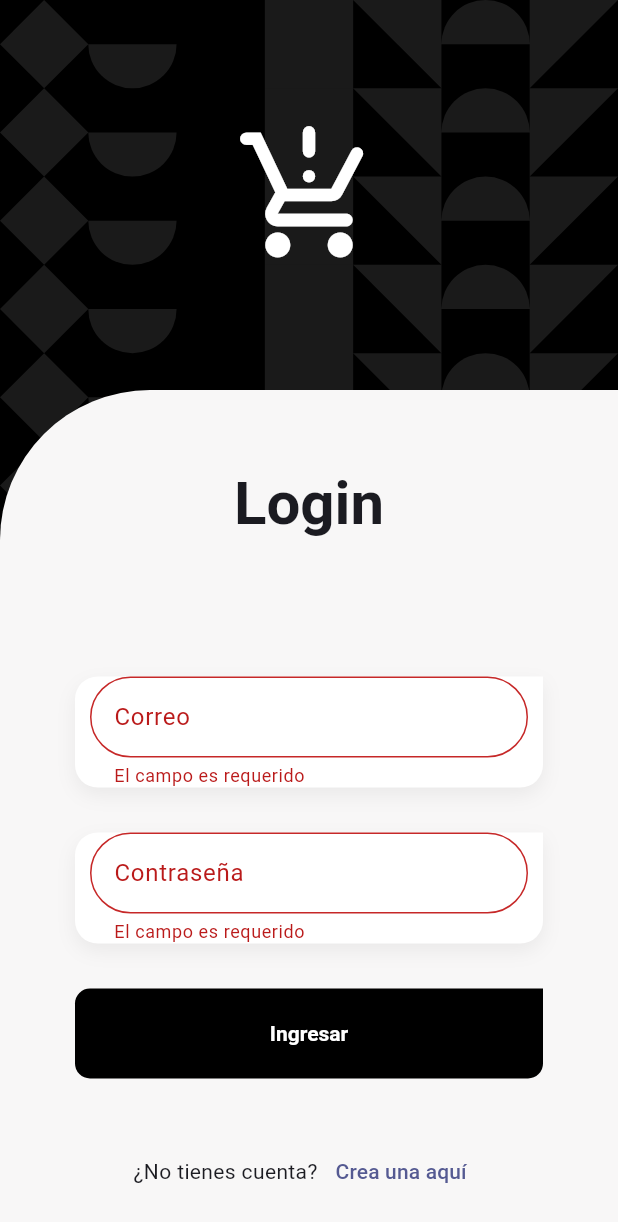
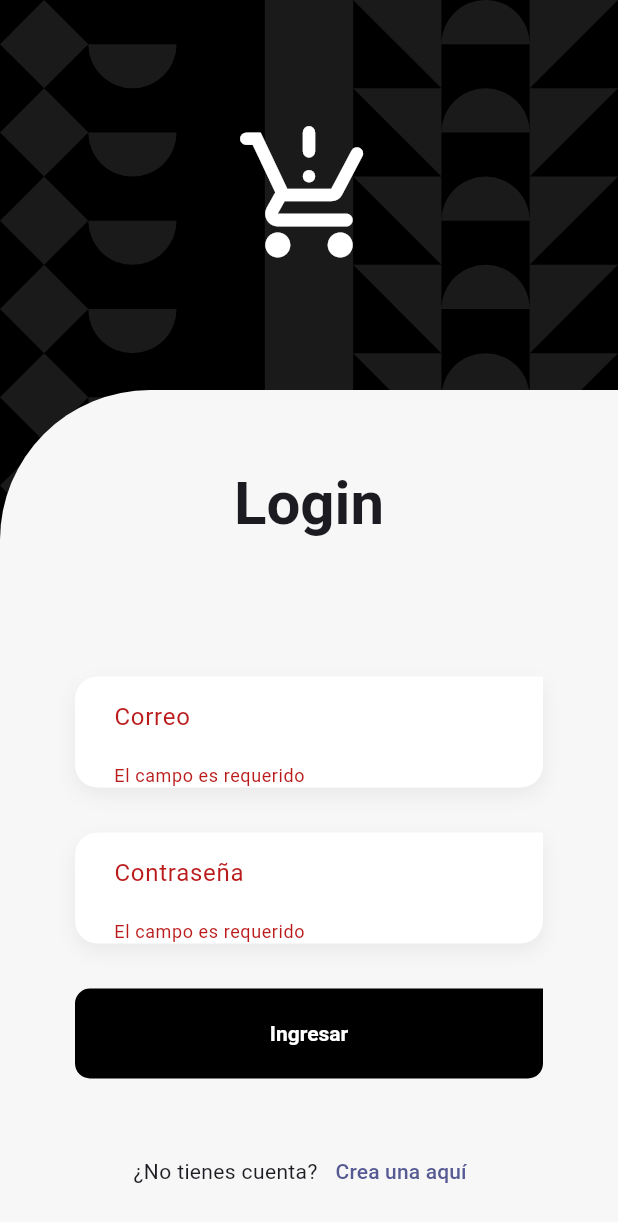
Before and after one commit to szuluaga-beep/teslo_app, a Flutter app: the RegisterScreen screen opened by its route, after a tap on "Ingresa aquí", after a tap on "Ingresar", on a phone screen of 412 x 824 dp. Shown: the top 1222 px of the screen. Run offline on Flutter 3.47's test engine with Material 3 defaults, Android fonts, the phone set to English and light mode, and no system bars; our stand-ins replace flutter_riverpod, formz, go_router, google_fonts.

Commit message:
ajustes de colores

```diff
--- a/lib/features/shared/widgets/custom_text_form.dart
+++ b/lib/features/shared/widgets/custom_text_form.dart
@@ -55,9 +55,9 @@ class CustomTextForm extends StatelessWidget {
           enabledBorder: border,
           focusedBorder: border,
           errorBorder: border.copyWith(
-              borderSide: BorderSide(color: Colors.red.shade800)),
+              borderSide: const BorderSide(color: Colors.transparent)),
           focusedErrorBorder: border.copyWith(
-              borderSide: BorderSide(color: Colors.red.shade800)),
+              borderSide: const BorderSide(color: Colors.transparent)),
           isDense: true,
           label: label != null ? Text(label!) : null,
           hintText: hintText,
```
